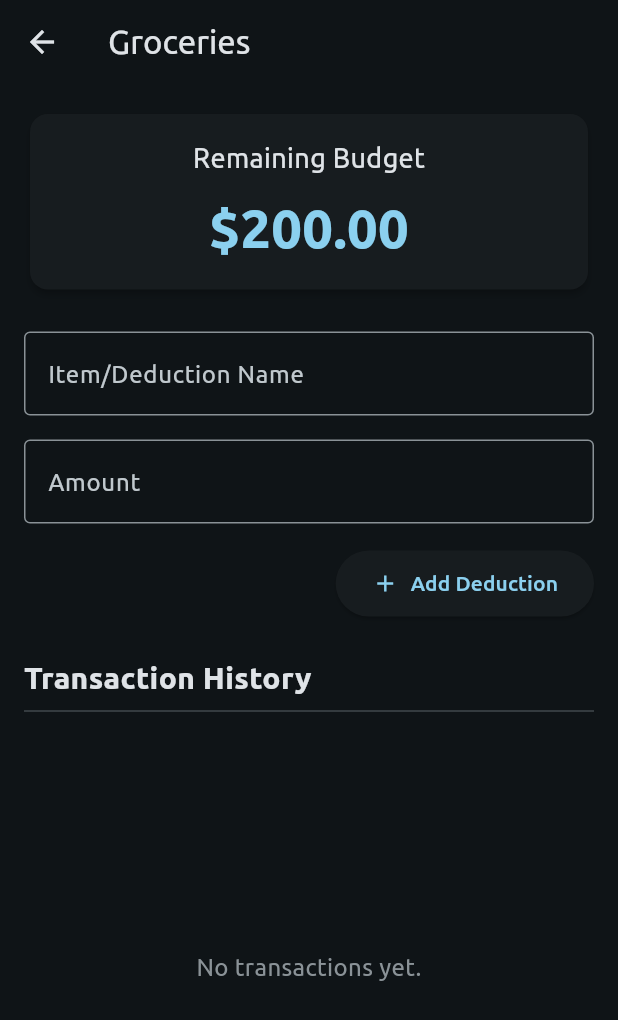
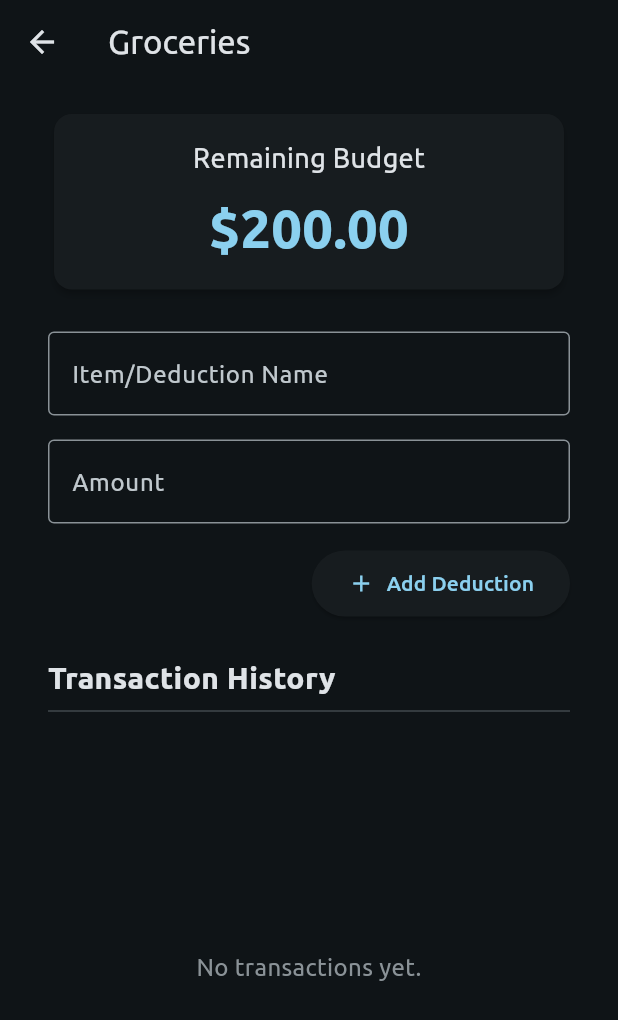
Before and after one commit to leejonathandev/ezbudget, a Flutter app: the screen it shows after launch, after a tap on "Groceries", on a phone screen of 412 x 824 dp. Shown: the top 1020 px of the screen. Run offline on Flutter 3.47's test engine with Material 3 defaults, Android fonts, the light colour scheme and no system bars; our stand-ins replace flutter_riverpod, shared_preferences; project files that could hold a hidden picture were left out.

Commit message:
Add additional padding on left and right

```diff
--- a/lib/views/main_view.dart
+++ b/lib/views/main_view.dart
@@ -59,15 +59,18 @@ class MainView extends ConsumerWidget {
   ) {
     return Scaffold(
       appBar: usePortraitLayout
-          ? null
-          : AppBar(
+          ? AppBar(
               title: const Text(
                 "ezBudget",
                 style: TextStyle(fontWeight: FontWeight.bold, fontSize: 28),
               ),
-            ),
+            )
+          : null,
       floatingActionButton: null,
-      body: LayoutBuilder(
+      body: SafeArea(
+        child: Padding(
+          padding: const EdgeInsets.symmetric(horizontal: 16.0),
+          child: LayoutBuilder(
             builder: (context, constraints) {
               // keep consistency with MediaQuery-based decision
               if (usePortraitLayout) {
@@ -135,8 +138,7 @@ class MainView extends ConsumerWidget {
                   ],
                 );
               } else {
-            return SafeArea(
-              child: SizedBox.expand(
+                return SizedBox.expand(
                   child: Row(
                     children: [
                       // Left column: summary
@@ -233,10 +235,11 @@ class MainView extends ConsumerWidget {
                       ),
                     ],
                   ),
-              ),
                 );
               }
             },
+          ),
+        ),
       ),
     );
   }
--- a/lib/views/spend_view.dart
+++ b/lib/views/spend_view.dart
@@ -61,11 +61,18 @@ class _SpendViewState extends ConsumerState<SpendView> {
       appBar: AppBar(
         title: Text(widget.selectedBudget.label),
       ),
-      body: LayoutBuilder(
-        builder: (context, constraints) {
-          final isLandscape = constraints.maxWidth > 600;
-          return isLandscape ? _buildLandscapeLayout() : _buildPortraitLayout();
-        },
+      body: SafeArea(
+        child: Padding(
+          padding: const EdgeInsets.symmetric(horizontal: 16.0),
+          child: LayoutBuilder(
+            builder: (context, constraints) {
+              final isLandscape = constraints.maxWidth > 600;
+              return isLandscape
+                  ? _buildLandscapeLayout()
+                  : _buildPortraitLayout();
+            },
+          ),
+        ),
       ),
     );
   }
```
Lines whose indentation alone changed are shown as unchanged.
